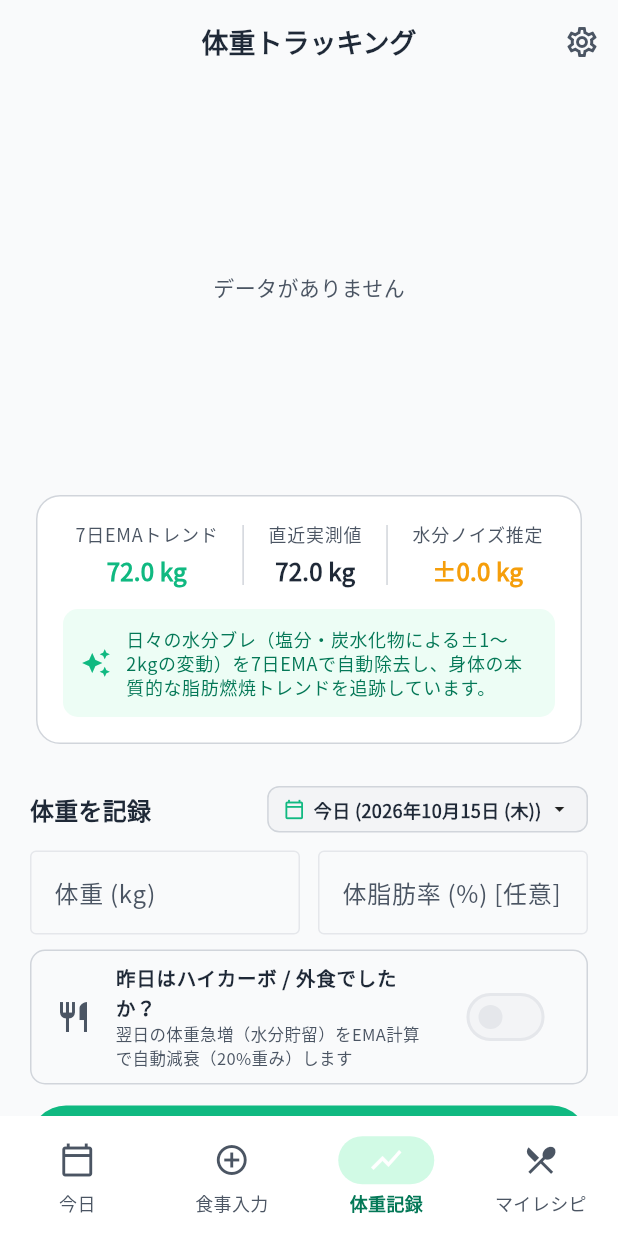
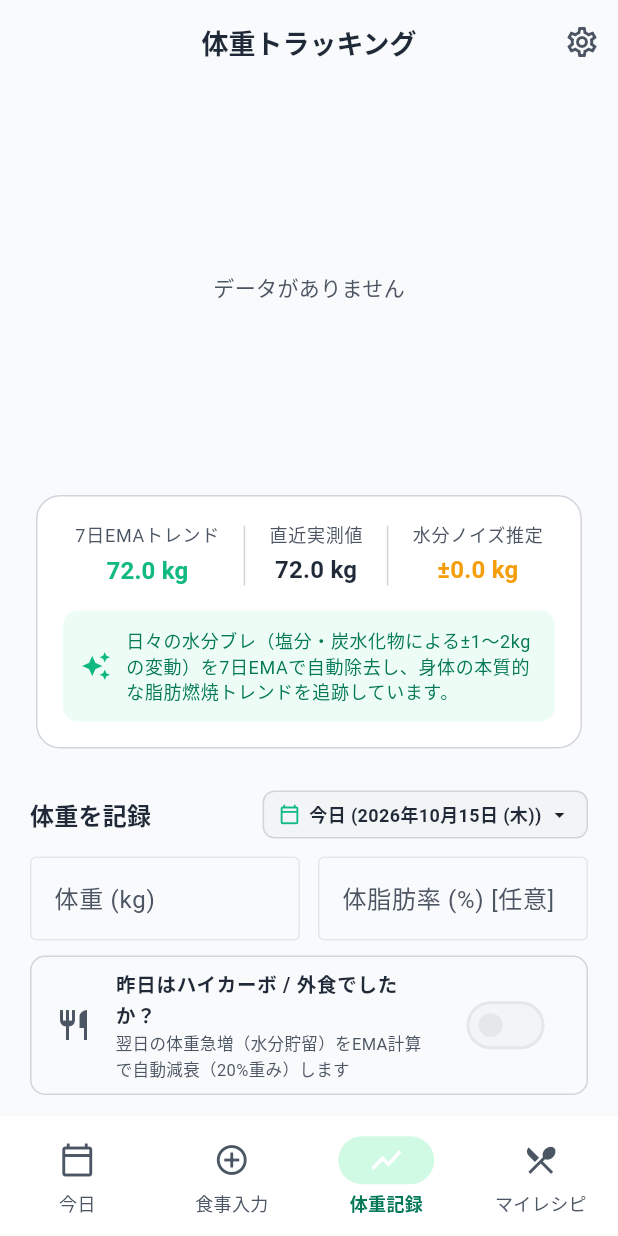
Before and after one commit to nmym0722/pfc-health-tracker, a Flutter app: the screen it shows after launch, item 3 of the bottom bar chosen, on a phone screen of 412 x 824 dp. Run offline on Flutter 3.47's test engine with Material 3 defaults, Android fonts, the phone set to English and light mode, and no system bars; our stand-ins replace flutter_riverpod, image_picker, shared_preferences; missing offline and left inert: dart:html, dart:js_interop.

Commit message:
perf(font): GoogleFontsを完全撤廃し、OS標準日本語フォント（Hiragino/Yu Gothic/Meiryo）に移行

```diff
--- a/lib/core/theme/app_theme.dart
+++ b/lib/core/theme/app_theme.dart
@@ -1,5 +1,4 @@
 import 'package:flutter/material.dart';
-import 'package:google_fonts/google_fonts.dart';
 
 class AppTheme {
   // M3 セマンティックカラー定義
@@ -21,17 +20,32 @@ class AppTheme {
   static const Color outline = Color(0xFFE5E7EB);
   static const Color outlineVariant = Color(0xFFD1D5DB);
 
+  /// OS標準日本語フォント優先スタック（iOS/Mac: Hiragino/-apple-system, Win: Yu Gothic/Meiryo, Android: Noto Sans CJK/Roboto）
+  static const List<String> systemFontFallbacks = [
+    '-apple-system',
+    'BlinkMacSystemFont',
+    'Hiragino Sans',
+    'Hiragino Kaku Gothic ProN',
+    'Yu Gothic UI',
+    'Yu Gothic',
+    'Meiryo',
+    'Noto Sans CJK JP',
+    'Roboto',
+    'sans-serif',
+  ];
+
   /// 栄養素やカロリー数値用の等幅数字（Tabular Figures）TextStyleヘルパー
   static TextStyle tabularNumbers({
     double? fontSize,
     FontWeight fontWeight = FontWeight.w600,
     Color? color,
   }) {
-    return GoogleFonts.notoSansJp(
+    return TextStyle(
       fontSize: fontSize,
       fontWeight: fontWeight,
       color: color,
       fontFeatures: const [FontFeature.tabularFigures()],
+      fontFamilyFallback: systemFontFallbacks,
     );
   }
 
@@ -40,38 +54,37 @@ class AppTheme {
 
   static ThemeData _buildLightTheme() {
     final baseTextTheme = ThemeData.light().textTheme;
-    const fontFallbacks = [
-      'Noto Sans JP',
-      'Hiragino Sans',
-      'Meiryo',
-      'Yu Gothic',
-      'sans-serif',
-    ];
 
-    // Noto Sans JP を適用し、ウェイトを w400(本文/ラベル) と w600(タイトル/数値) に統一
-    final notoSansTextTheme = GoogleFonts.notoSansJpTextTheme(baseTextTheme).copyWith(
-      displayLarge: GoogleFonts.notoSansJp(fontWeight: FontWeight.w600, color: onSurface),
-      displayMedium: GoogleFonts.notoSansJp(fontWeight: FontWeight.w600, color: onSurface),
-      displaySmall: GoogleFonts.notoSansJp(fontWeight: FontWeight.w600, color: onSurface),
-      headlineLarge: GoogleFonts.notoSansJp(fontWeight: FontWeight.w600, color: onSurface),
-      headlineMedium: GoogleFonts.notoSansJp(fontWeight: FontWeight.w600, color: onSurface),
-      headlineSmall: GoogleFonts.notoSansJp(fontWeight: FontWeight.w600, color: onSurface),
-      titleLarge: GoogleFonts.notoSansJp(fontWeight: FontWeight.w600, color: onSurface),
-      titleMedium: GoogleFonts.notoSansJp(fontWeight: FontWeight.w600, color: onSurface),
-      titleSmall: GoogleFonts.notoSansJp(fontWeight: FontWeight.w600, color: onSurface),
-      bodyLarge: GoogleFonts.notoSansJp(fontWeight: FontWeight.w400, color: onSurface),
-      bodyMedium: GoogleFonts.notoSansJp(fontWeight: FontWeight.w400, color: onSurface),
-      bodySmall: GoogleFonts.notoSansJp(fontWeight: FontWeight.w400, color: onSurfaceVariant),
-      labelLarge: GoogleFonts.notoSansJp(fontWeight: FontWeight.w400, color: onSurface),
-      labelMedium: GoogleFonts.notoSansJp(fontWeight: FontWeight.w400, color: onSurfaceVariant),
-      labelSmall: GoogleFonts.notoSansJp(fontWeight: FontWeight.w400, color: onSurfaceVariant),
+    // OS標準フォントを適用し、ウェイトを w400(本文/ラベル) と w600(タイトル/数値) に統一
+    TextStyle style({required FontWeight weight, required Color color, double? size}) => TextStyle(
+      fontWeight: weight,
+      color: color,
+      fontSize: size,
+      fontFamilyFallback: systemFontFallbacks,
+    );
+
+    final systemTextTheme = baseTextTheme.copyWith(
+      displayLarge: style(weight: FontWeight.w600, color: onSurface),
+      displayMedium: style(weight: FontWeight.w600, color: onSurface),
+      displaySmall: style(weight: FontWeight.w600, color: onSurface),
+      headlineLarge: style(weight: FontWeight.w600, color: onSurface),
+      headlineMedium: style(weight: FontWeight.w600, color: onSurface),
+      headlineSmall: style(weight: FontWeight.w600, color: onSurface),
+      titleLarge: style(weight: FontWeight.w600, color: onSurface),
+      titleMedium: style(weight: FontWeight.w600, color: onSurface),
+      titleSmall: style(weight: FontWeight.w600, color: onSurface),
+      bodyLarge: style(weight: FontWeight.w400, color: onSurface),
+      bodyMedium: style(weight: FontWeight.w400, color: onSurface),
+      bodySmall: style(weight: FontWeight.w400, color: onSurfaceVariant),
+      labelLarge: style(weight: FontWeight.w400, color: onSurface),
+      labelMedium: style(weight: FontWeight.w400, color: onSurfaceVariant),
+      labelSmall: style(weight: FontWeight.w400, color: onSurfaceVariant),
     );
 
     return ThemeData(
       useMaterial3: true,
-      fontFamily: GoogleFonts.notoSansJp().fontFamily,
-      fontFamilyFallback: fontFallbacks,
-      textTheme: notoSansTextTheme,
+      fontFamilyFallback: systemFontFallbacks,
+      textTheme: systemTextTheme,
       colorScheme: const ColorScheme(
         brightness: Brightness.light,
         primary: primary,
@@ -97,10 +110,10 @@ class AppTheme {
         elevation: 0,
         centerTitle: true,
         scrolledUnderElevation: 1,
-        titleTextStyle: GoogleFonts.notoSansJp(
+        titleTextStyle: style(
           color: onSurface,
-          fontSize: 18,
-          fontWeight: FontWeight.w600,
+          size: 18,
+          weight: FontWeight.w600,
         ),
       ),
       cardTheme: CardTheme(
@@ -117,15 +130,15 @@ class AppTheme {
         elevation: 2,
         labelTextStyle: WidgetStateProperty.resolveWith((states) {
           if (states.contains(WidgetState.selected)) {
-            return GoogleFonts.notoSansJp(
-              fontSize: 12,
-              fontWeight: FontWeight.w600,
+            return style(
+              size: 12,
+              weight: FontWeight.w600,
               color: onPrimaryContainer,
             );
           }
-          return GoogleFonts.notoSansJp(
-            fontSize: 12,
-            fontWeight: FontWeight.w400,
+          return style(
+            size: 12,
+            weight: FontWeight.w400,
             color: onSurfaceVariant,
           );
         }),
@@ -135,7 +148,7 @@ class AppTheme {
           backgroundColor: primary,
           foregroundColor: onPrimary,
           minimumSize: const Size(88, 48), // 48dp minimum touch target
-          textStyle: GoogleFonts.notoSansJp(fontWeight: FontWeight.w600),
+          textStyle: style(weight: FontWeight.w600, color: onPrimary),
           shape: RoundedRectangleBorder(
             borderRadius: BorderRadius.circular(9999), // M3 Pill Button
           ),
@@ -145,13 +158,13 @@ class AppTheme {
       filledButtonTheme: FilledButtonThemeData(
         style: FilledButton.styleFrom(
           minimumSize: const Size(88, 48),
-          textStyle: GoogleFonts.notoSansJp(fontWeight: FontWeight.w600),
+          textStyle: style(weight: FontWeight.w600, color: onPrimary),
         ),
       ),
       outlinedButtonTheme: OutlinedButtonThemeData(
         style: OutlinedButton.styleFrom(
           minimumSize: const Size(88, 48),
-          textStyle: GoogleFonts.notoSansJp(fontWeight: FontWeight.w600),
+          textStyle: style(weight: FontWeight.w600, color: primary),
         ),
       ),
     );
```
Also changed, not shown: 2 other files.
